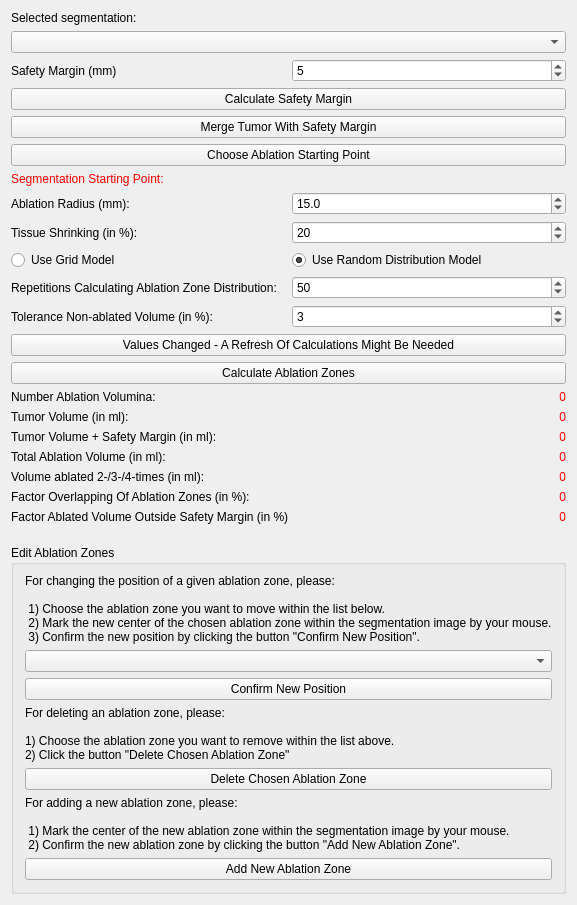
The window that Plugins/org.mitk.gui.qt.ablationplanning/src/internal/QmitkAblationPlanningViewControls.ui (alaansheikhani/MITK) describes before a commit, drawn with Qt 5.
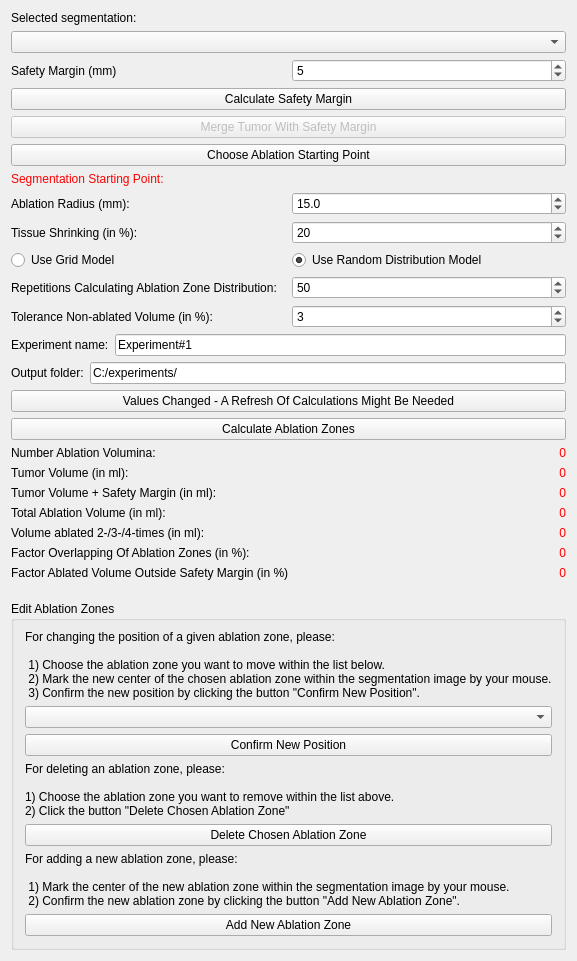
The same window after the commit. Icons and pictures are not drawn. Custom widgets are drawn as their Qt base class.

Commit message: Started implementing output after each experiment

```diff
--- a/Plugins/org.mitk.gui.qt.ablationplanning/src/internal/QmitkAblationPlanningViewControls.ui
+++ b/Plugins/org.mitk.gui.qt.ablationplanning/src/internal/QmitkAblationPlanningViewControls.ui
@@ -73,6 +73,9 @@
    </item>
    <item>
     <widget class="QPushButton" name="mergeTumor">
+     <property name="enabled">
+      <bool>false</bool>
+     </property>
      <property name="text">
       <string>Merge Tumor With Safety Margin</string>
      </property>
@@ -233,6 +236,42 @@
      </item>
     </layout>
    </item>
+   <item>
+    <layout class="QHBoxLayout" name="horizontalLayout_7">
+     <item>
+      <widget class="QLabel" name="label_3">
+       <property name="text">
+        <string>Experiment name:</string>
+       </property>
+      </widget>
+     </item>
+     <item>
+      <widget class="QLineEdit" name="expName">
+       <property name="text">
+        <string>Experiment#1</string>
+       </property>
+      </widget>
+     </item>
+    </layout>
+   </item>
+   <item>
+    <layout class="QHBoxLayout" name="horizontalLayout_8">
+     <item>
+      <widget class="QLabel" name="label_4">
+       <property name="text">
+        <string>Output folder:</string>
+       </property>
+      </widget>
+     </item>
+     <item>
+      <widget class="QLineEdit" name="outFolder">
+       <property name="text">
+        <string>C:/experiments/</string>
+       </property>
+      </widget>
+     </item>
+    </layout>
+   </item>
    <item>
     <widget class="QPushButton" name="refreshCalculationsPushButton">
      <property name="text">
```
The commit also changes 3 other files.
